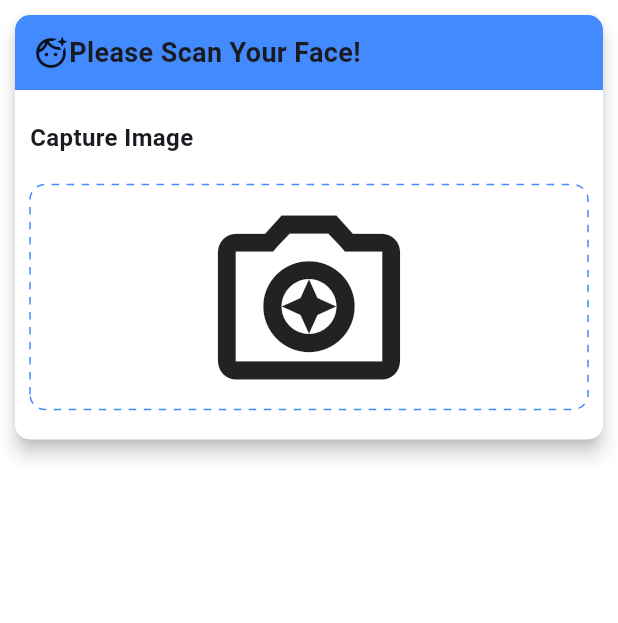
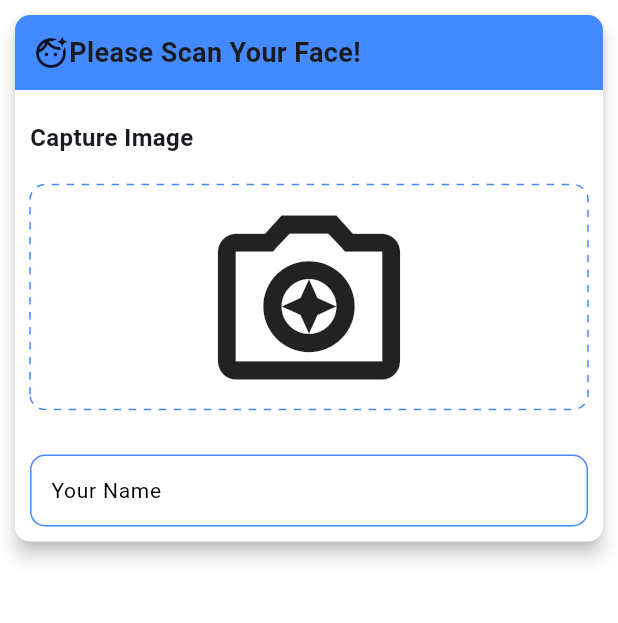
Before and after one commit to nasyasakhi/attendance_app, a Flutter app: the AttendanceScreen screen opened directly, on a phone screen of 412 x 824 dp, the part 84-707 px from its top. Run offline on Flutter 3.47's test engine with Material 3 defaults, Android fonts, the phone set to English and light mode, and no system bars; drawn by our look-alikes of dotted_border; our stand-ins replace camera, cloud_firestore, firebase_core; missing offline and left inert: google_mlkit_face_detection; accounts and stored records are empty.

Commit message:
creating name text field

```diff
--- a/lib/ui/attend/attendance_screen.dart
+++ b/lib/ui/attend/attendance_screen.dart
@@ -132,7 +132,35 @@ class _AttendanceScreenState extends State<AttendanceScreen> {
                   ),
                 )
               ),
-
+             Padding(
+              padding: const EdgeInsets.all(10),
+              child: TextField(
+                textInputAction: TextInputAction.done,
+                keyboardType: TextInputType.text,
+                controller: controller,
+                decoration: InputDecoration(
+                  contentPadding: EdgeInsets.symmetric(horizontal: 10),
+                  labelText: "Your Name",
+                  hintText: "Please type your name here",
+                  hintStyle: TextStyle(
+                    fontSize: 14,
+                    color: Colors.grey
+                  ),
+                  labelStyle: TextStyle(
+                    fontSize: 14,
+                    color: Colors.black
+                  ),
+                  border: OutlineInputBorder(
+                    borderRadius: BorderRadius.circular(10),
+                    borderSide: BorderSide(color: Colors.blueAccent)
+                  ),
+                  enabledBorder: OutlineInputBorder(
+                    borderRadius: BorderRadius.circular(10),
+                     borderSide: BorderSide(color: Colors.blueAccent)
+                  )
+                ),
+               ),
+              )
             ],
           ),
         ) ,
```
